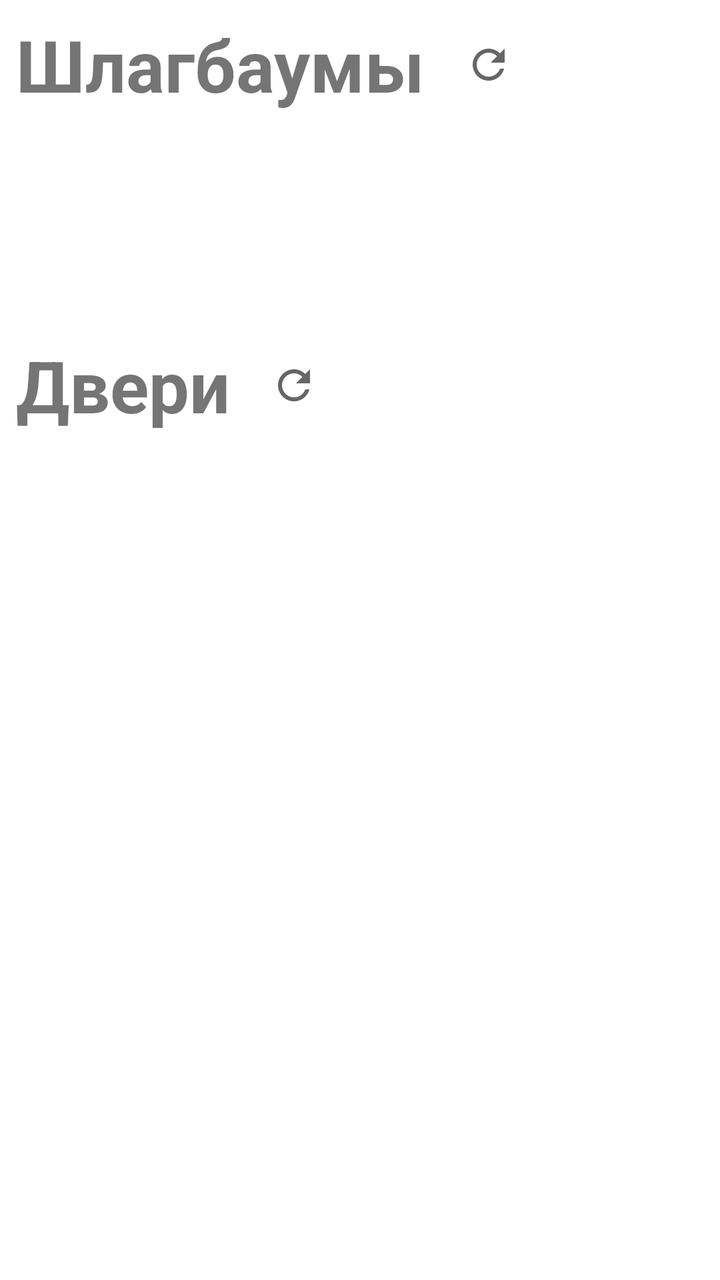
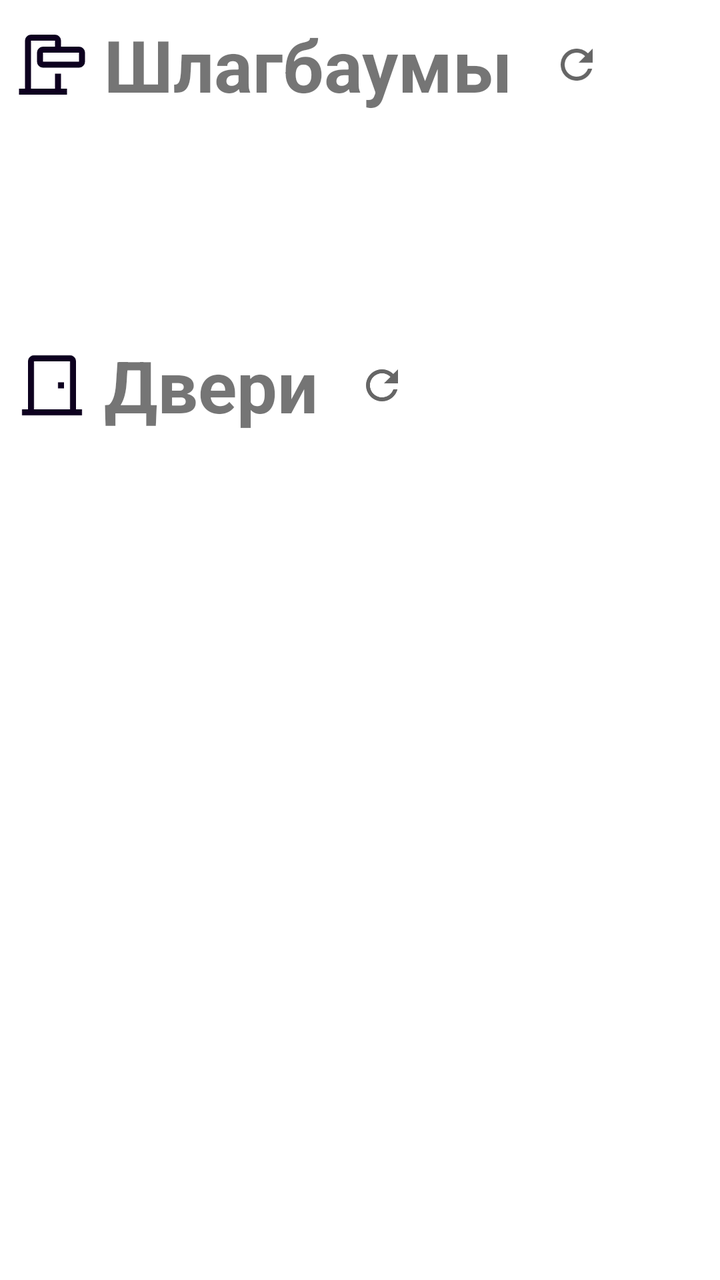

Two renders of the same Android screen: before a commit and after it. Below are the layout's source before the change and the commit's diff.
<!-- AndroidManifest.xml: application theme Theme.RTKar -->
<!-- res/layout/fragment_settings.xml -->
<?xml version="1.0" encoding="utf-8"?>
<androidx.core.widget.NestedScrollView xmlns:android="http://schemas.android.com/apk/res/android"
    xmlns:app="http://schemas.android.com/apk/res-auto"
    xmlns:tools="http://schemas.android.com/tools"
    android:layout_width="match_parent"
    android:layout_height="match_parent"
    android:fillViewport="true"
    tools:context=".ui.settings.SettingsFragment">

<androidx.constraintlayout.widget.ConstraintLayout
    android:layout_width="match_parent"
    android:layout_height="wrap_content"
    android:padding="8dp">

    <TextView
        android:id="@+id/barriers_label"
        android:layout_width="wrap_content"
        android:layout_height="wrap_content"
        android:text="@string/settings_barriers_label"
        android:textSize="36sp"
        android:textStyle="bold"
        app:layout_constraintStart_toStartOf="parent"
        app:layout_constraintTop_toTopOf="parent" />

    <ImageButton
        android:id="@+id/barriers_reload_button"
        android:layout_width="48dp"
        android:layout_height="48dp"
        android:layout_marginStart="8dp"
        android:background="?attr/selectableItemBackgroundBorderless"
        android:contentDescription="@string/settings_reload_content_description"
        android:src="@drawable/ic_reload_black_24dp"
        app:layout_constraintStart_toEndOf="@id/barriers_label"
        app:layout_constraintTop_toTopOf="@id/barriers_label"
        app:layout_constraintBottom_toBottomOf="@id/barriers_label" />

    <androidx.recyclerview.widget.RecyclerView
        android:id="@+id/barriers_recycler_view"
        android:layout_width="match_parent"
        android:layout_height="wrap_content"
        android:layout_marginTop="8dp"
        android:minHeight="100dp"
        android:nestedScrollingEnabled="true"
        app:layout_constraintEnd_toEndOf="parent"
        app:layout_constraintStart_toStartOf="parent"
        app:layout_constraintTop_toBottomOf="@id/barriers_label" />

    <TextView
        android:id="@+id/doors_label"
        android:layout_width="wrap_content"
        android:layout_height="wrap_content"
        android:layout_marginTop="4dp"
        android:text="@string/settings_doors_label"
        android:textSize="36sp"
        android:textStyle="bold"
        app:layout_constraintStart_toStartOf="parent"
        app:layout_constraintTop_toBottomOf="@id/barriers_recycler_view" />

    <ImageButton
        android:id="@+id/doors_reload_button"
        android:layout_width="48dp"
        android:layout_height="48dp"
        android:layout_marginStart="8dp"
        android:background="?attr/selectableItemBackgroundBorderless"
        android:contentDescription="@string/settings_reload_content_description"
        android:src="@drawable/ic_reload_black_24dp"
        app:layout_constraintStart_toEndOf="@id/doors_label"
        app:layout_constraintTop_toTopOf="@id/doors_label"
        app:layout_constraintBottom_toBottomOf="@id/doors_label" />

    <androidx.recyclerview.widget.RecyclerView
        android:id="@+id/doors_recycler_view"
        android:layout_width="match_parent"
        android:layout_height="wrap_content"
        android:layout_marginTop="8dp"
        android:minHeight="100dp"
        android:nestedScrollingEnabled="true"
        app:layout_constraintEnd_toEndOf="parent"
        app:layout_constraintStart_toStartOf="parent"
        app:layout_constraintTop_toBottomOf="@id/doors_label" />

    <ProgressBar
        android:id="@+id/loading_progress"
        android:layout_width="wrap_content"
        android:layout_height="wrap_content"
        android:visibility="gone"
        app:layout_constraintBottom_toBottomOf="@id/barriers_recycler_view"
        app:layout_constraintEnd_toEndOf="parent"
        app:layout_constraintStart_toStartOf="parent"
        app:layout_constraintTop_toTopOf="@id/barriers_recycler_view" />

    <TextView
        android:id="@+id/error_text"
        android:layout_width="wrap_content"
        android:layout_height="wrap_content"
        android:visibility="gone"
        android:textColor="?attr/errorColor"
        app:layout_constraintBottom_toBottomOf="@id/barriers_recycler_view"
        app:layout_constraintEnd_toEndOf="parent"
        app:layout_constraintStart_toStartOf="parent"
        app:layout_constraintTop_toTopOf="@id/barriers_recycler_view" />

    <TextView
        android:id="@+id/barriers_empty_text"
        android:layout_width="wrap_content"
        android:layout_height="wrap_content"
        android:text="@string/settings_barriers_empty"
        android:visibility="gone"
        app:layout_constraintEnd_toEndOf="@id/barriers_recycler_view"
        app:layout_constraintStart_toStartOf="@id/barriers_recycler_view"
        app:layout_constraintTop_toTopOf="@id/barriers_recycler_view" />

    <TextView
        android:id="@+id/doors_empty_text"
        android:layout_width="wrap_content"
        android:layout_height="wrap_content"
        android:text="@string/settings_doors_empty"
        android:visibility="gone"
        app:layout_constraintEnd_toEndOf="@id/doors_recycler_view"
        app:layout_constraintStart_toStartOf="@id/doors_recycler_view"
        app:layout_constraintTop_toTopOf="@id/doors_recycler_view" />

</androidx.constraintlayout.widget.ConstraintLayout>

</androidx.core.widget.NestedScrollView>
<!-- resources referenced by this layout -->
<resources>
  <!-- drawable ic_reload_black_24dp (drawable) -->
  <vector xmlns:android="http://schemas.android.com/apk/res/android"
      android:width="24dp"
      android:height="24dp"
      android:tint="?attr/colorControlNormal"
      android:viewportWidth="24"
      android:viewportHeight="24">
      <path
          android:fillColor="@android:color/white"
          android:pathData="M17.65,6.35C16.2,4.9 14.21,4 12,4c-4.42,0 -7.99,3.58 -7.99,8s3.57,8 7.99,8c3.73,0 6.84,-2.55 7.73,-6h-2.08c-0.82,2.33 -3.04,4 -5.65,4 -3.31,0 -6,-2.69 -6,-6s2.69,-6 6,-6c1.66,0 3.14,0.69 4.22,1.78L13,11h7V4l-2.35,2.35z" />
  </vector>
  <string name="settings_barriers_empty">Нет доступных шлагбаумов</string>
  <string name="settings_barriers_label">Шлагбаумы</string>
  <string name="settings_doors_empty">Нет доступных дверей</string>
  <string name="settings_doors_label">Двери</string>
  <string name="settings_reload_content_description">Обновить</string>
  <color name="purple_500">#FF6200EE</color>
  <color name="purple_700">#FF3700B3</color>
  <color name="white">#FFFFFFFF</color>
  <color name="teal_200">#FF03DAC5</color>
  <color name="teal_700">#FF018786</color>
  <color name="black">#FF000000</color>
  <color name="card_background_active">#FFBB86FC</color>
  <color name="card_stroke_active">#FF6200EE</color>
  <color name="card_background_loading">#FF03DAC5</color>
  <color name="card_stroke_loading">#FF018786</color>
  <color name="card_background_inactive">#FCFCFC</color>
  <color name="card_stroke_inactive">#CECECE</color>
  <color name="card_background_selected">#FFBB86FC</color>
  <color name="card_stroke_selected">#FF6200EE</color>
  <color name="error_color">#F44336</color>
  <color name="delete_button_color">#F44336</color>
  <!-- unchanged entries left out for length: 1 -->
</resources>

<!-- the commit's change to res/layout/fragment_settings.xml (unified diff, before → after) -->
@@ -12,6 +12,17 @@
     android:layout_height="wrap_content"
     android:padding="8dp">
 
+    <ImageView
+        android:id="@+id/barriers_icon"
+        android:layout_width="36sp"
+        android:layout_height="36sp"
+        android:src="@drawable/ic_barrier_24dp"
+        android:tint="?android:attr/textColorPrimary"
+        android:scaleType="fitCenter"
+        app:layout_constraintStart_toStartOf="parent"
+        app:layout_constraintTop_toTopOf="@id/barriers_label"
+        app:layout_constraintBottom_toBottomOf="@id/barriers_label" />
+
     <TextView
         android:id="@+id/barriers_label"
         android:layout_width="wrap_content"
@@ -19,7 +30,8 @@
         android:text="@string/settings_barriers_label"
         android:textSize="36sp"
         android:textStyle="bold"
-        app:layout_constraintStart_toStartOf="parent"
+        android:layout_marginStart="8dp"
+        app:layout_constraintStart_toEndOf="@id/barriers_icon"
         app:layout_constraintTop_toTopOf="parent" />
 
     <ImageButton
@@ -45,15 +57,27 @@
         app:layout_constraintStart_toStartOf="parent"
         app:layout_constraintTop_toBottomOf="@id/barriers_label" />
 
+    <ImageView
+        android:id="@+id/doors_icon"
+        android:layout_width="36sp"
+        android:layout_height="36sp"
+        android:src="@drawable/ic_door_24dp"
+        android:tint="?android:attr/textColorPrimary"
+        android:scaleType="fitCenter"
+        app:layout_constraintStart_toStartOf="parent"
+        app:layout_constraintTop_toTopOf="@id/doors_label"
+        app:layout_constraintBottom_toBottomOf="@id/doors_label" />
+
     <TextView
         android:id="@+id/doors_label"
         android:layout_width="wrap_content"
         android:layout_height="wrap_content"
         android:layout_marginTop="4dp"
+        android:layout_marginStart="8dp"
         android:text="@string/settings_doors_label"
         android:textSize="36sp"
         android:textStyle="bold"
-        app:layout_constraintStart_toStartOf="parent"
+        app:layout_constraintStart_toEndOf="@id/doors_icon"
         app:layout_constraintTop_toBottomOf="@id/barriers_recycler_view" />
 
     <ImageButton
<!-- resource entries referenced after the edit -->
@@ -1,5 +1,32 @@
 <!-- resources referenced by this layout -->
 <resources>
+  <!-- drawable ic_barrier_24dp (drawable) -->
+  <?xml version="1.0" encoding="utf-8"?>
+  <vector xmlns:android="http://schemas.android.com/apk/res/android"
+      android:width="24dp"
+      android:height="24dp"
+      android:viewportWidth="24"
+      android:viewportHeight="24">
+      <path
+          android:fillColor="?attr/colorPrimary"
+          android:fillType="evenOdd"
+          android:pathData="M13,4H5v16h8v-5h2v5h2v2H1v-2h2V4a2,2 0,0 1,2 -2h8a2,2 0,0 1,2 2v2h6a2,2 0,0 1,2 2v3a2,2 0,0 1,-2 2H9a2,2 0,0 1,-2 -2V8a2,2 0,0 1,2 -2h4V4zM21,11V8H9v3h12z" />
+  </vector>
+  <!-- drawable ic_door_24dp (drawable) -->
+  <?xml version="1.0" encoding="utf-8"?>
+  <vector xmlns:android="http://schemas.android.com/apk/res/android"
+      android:width="24dp"
+      android:height="24dp"
+      android:viewportWidth="24"
+      android:viewportHeight="24">
+      <path
+          android:fillColor="?attr/colorPrimary"
+          android:pathData="M16,11h-2v2h2v-2z" />
+      <path
+          android:fillColor="?attr/colorPrimary"
+          android:fillType="evenOdd"
+          android:pathData="M4,4v16H2v2h20v-2h-2V4a2,2 0,0 0,-2 -2H6a2,2 0,0 0,-2 2zM18,4H6v16h12V4z" />
+  </vector>
   <!-- drawable ic_reload_black_24dp (drawable) -->
   <vector xmlns:android="http://schemas.android.com/apk/res/android"
       android:width="24dp"
